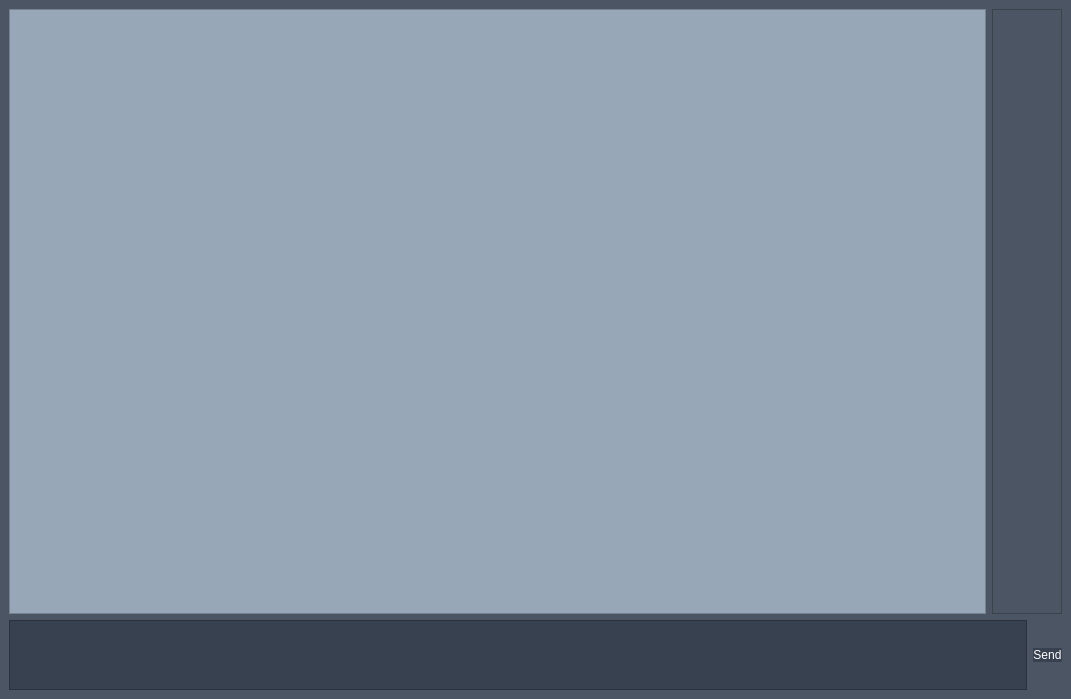
This is client.ui in adsfasdfdsf/client as Qt 5 draws it before an edit. The edited form follows.
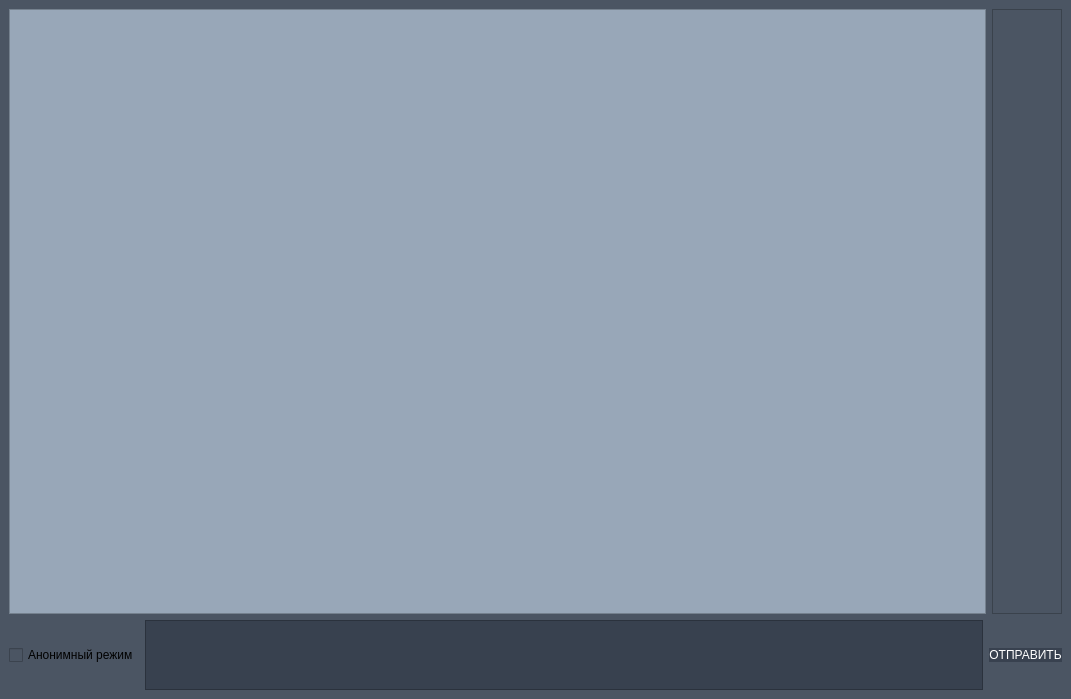
This is the edited form.

Commit message: anonymus mode and scroll bar fixed

Diff of the .ui file:
```diff
--- a/client.ui
+++ b/client.ui
@@ -159,6 +159,17 @@
     </item>
     <item>
      <layout class="QHBoxLayout" name="horizontalLayout">
+      <item>
+       <layout class="QHBoxLayout" name="horizontalLayout_2">
+        <item>
+         <widget class="QCheckBox" name="anonymus">
+          <property name="text">
+           <string>Анонимный режим</string>
+          </property>
+         </widget>
+        </item>
+       </layout>
+      </item>
       <item>
        <widget class="QTextEdit" name="inputText">
         <property name="sizePolicy">
@@ -192,7 +203,7 @@
 }</string>
         </property>
         <property name="text">
-         <string>Send</string>
+         <string>ОТПРАВИТЬ</string>
         </property>
        </widget>
       </item>
```
The commit also changes 3 other files.
